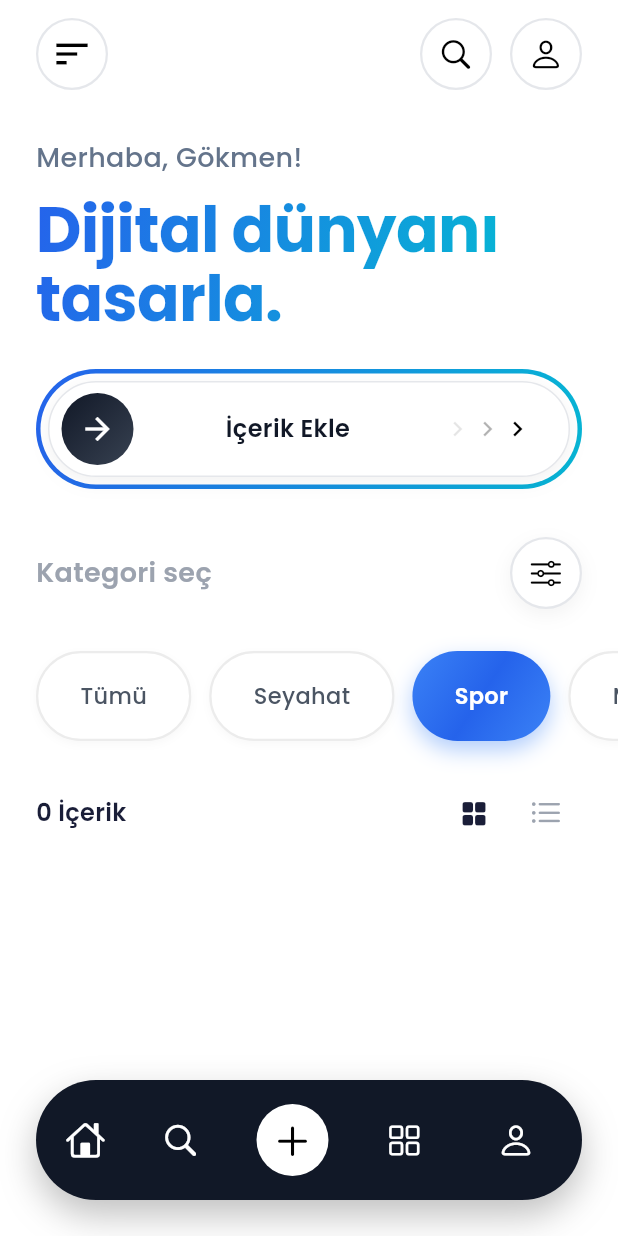
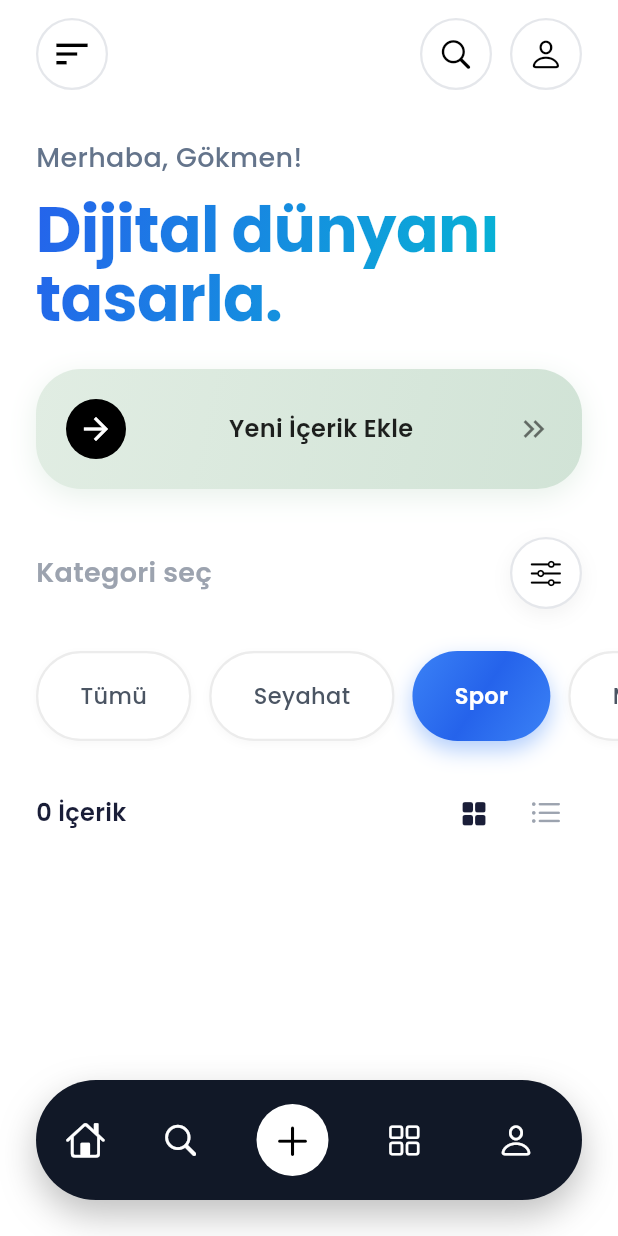
Before and after one commit to gokmenkucuk/somine, a Flutter app: the HomeScreen screen opened directly, after a tap on "Seyahat", after a tap on "Spor", on a phone screen of 412 x 824 dp. Run offline on Flutter 3.47's test engine with Material 3 defaults, Android fonts, the phone set to English and light mode, and no system bars; our stand-ins replace animate_do, cached_network_image, cloud_firestore, firebase_auth, firebase_core, flutter_riverpod and 2 more; missing offline and left inert: receive_sharing_intent; accounts and stored records are empty; network calls fail; statements that could not run were skipped.

Commit message:
Update 'İçerik Ekle' button with new Green Gradient design

```diff
--- a/lib/screens/home_screen.dart
+++ b/lib/screens/home_screen.dart
@@ -285,155 +285,74 @@ class _HomeScreenState extends State<HomeScreen> {
                               FadeInUp(
                                 delay: const Duration(milliseconds: 600),
                                 child: Container(
-                                  width: double.infinity,
-                                  height:
-                                      80, // Increased height to accommodate padding
-                                  padding: const EdgeInsets.all(
-                                    3,
-                                  ), // Border thickness
+                                  height: 80, // Biraz daha yüksek ve gösterişli
                                   decoration: BoxDecoration(
-                                    // Gradient Border
+                                    // O referans görseldeki tatlı yeşil gradyan
                                     gradient: const LinearGradient(
                                       colors: [
-                                        Color(0xFF2563EB), // Blue 600
-                                        Color(0xFF06B6D4), // Cyan 500
+                                        Color(0xFFE1EDE3),
+                                        Color(0xFFD1E3D6),
                                       ],
                                       begin: Alignment.topLeft,
                                       end: Alignment.bottomRight,
                                     ),
                                     borderRadius: BorderRadius.circular(
-                                      40,
-                                    ), // Larger Radius
-                                  ),
-                                  child: Container(
-                                    padding: const EdgeInsets.all(
-                                      5,
-                                    ), // Inner Padding (Gap)
-                                    decoration: BoxDecoration(
-                                      color: Colors.white,
-                                      borderRadius: BorderRadius.circular(
-                                        37,
-                                      ), // Adjusted radius
-                                    ),
-                                    child: Container(
-                                      // Inner Button Container
-                                      width: double.infinity,
-                                      height: 64,
-                                      decoration: BoxDecoration(
-                                        color:
-                                            Colors
-                                                .white, // Inner White Background
-                                        borderRadius: BorderRadius.circular(32),
-                                        border: Border.all(
-                                          color: const Color(0xFFE5E7EB),
-                                          width: 1,
-                                        ), // Inner Border
+                                      30,
+                                    ), // Daha yuvarlak
                                     boxShadow: [
                                       BoxShadow(
-                                            color: Colors.black.withValues(
-                                              alpha: 0.05,
-                                            ),
-                                            blurRadius: 10,
-                                            offset: const Offset(0, 4),
+                                        color: const Color(
+                                          0xFFD1E3D6,
+                                        ).withValues(alpha: 0.5),
+                                        blurRadius: 15,
+                                        offset: const Offset(0, 5),
                                       ),
                                     ],
                                   ),
                                   child: Material(
                                     color: Colors.transparent,
                                     child: InkWell(
-                                          onTap: () {},
-                                          borderRadius: BorderRadius.circular(
-                                            32,
+                                      onTap: () {
+                                        // Add content action
+                                      },
+                                      borderRadius: BorderRadius.circular(30),
+                                      child: Row(
+                                        mainAxisAlignment:
+                                            MainAxisAlignment.spaceBetween,
+                                        children: [
+                                          const Padding(
+                                            padding: EdgeInsets.only(
+                                              left: 20.0,
                                             ),
-                                          child: Padding(
-                                            padding: const EdgeInsets.symmetric(
-                                              horizontal: 8.0,
-                                            ),
-                                            child: Row(
-                                              children: [
-                                                // Circular Arrow Button (Gradient)
-                                                Container(
-                                                  width: 48,
-                                                  height: 48,
-                                                  decoration:
-                                                      const BoxDecoration(
-                                                        gradient: LinearGradient(
-                                                          colors: [
-                                                            Color(0xFF111827),
-                                                            Color(0xFF374151),
-                                                          ], // Dark Gradient
-                                                          begin:
-                                                              Alignment.topLeft,
-                                                          end:
-                                                              Alignment
-                                                                  .bottomRight,
-                                                        ),
-                                                        shape: BoxShape.circle,
-                                                      ),
-                                                  child: const Icon(
+                                            child: CircleAvatar(
+                                              backgroundColor:
+                                                  Colors
+                                                      .black, // Siyah ikon butonu patlatır
+                                              child: Icon(
                                                 Icons.arrow_forward,
-                                                    color:
-                                                        Colors
-                                                            .white, // White Icon
-                                                    size: 24,
-                                                  ),
-                                                ),
-
-                                                // Text
-                                                Expanded(
-                                                  child: Text(
-                                                    "İçerik Ekle",
-                                                    textAlign: TextAlign.center,
-                                                    style: GoogleFonts.poppins(
-                                                      color: const Color(
-                                                        0xFF111827,
-                                                      ), // Dark Text
-                                                      fontSize: 16,
-                                                      fontWeight:
-                                                          FontWeight.w600,
+                                                color: Colors.white,
                                               ),
                                             ),
                                           ),
-
-                                                // Arrows Indicator (Dark)
-                                                Padding(
-                                                  padding:
-                                                      const EdgeInsets.only(
-                                                        right: 16.0,
+                                          Text(
+                                            "Yeni İçerik Ekle",
+                                            style: GoogleFonts.poppins(
+                                              fontSize: 16,
+                                              fontWeight: FontWeight.w600,
+                                              color: Colors.black87,
                                             ),
-                                                  child: Row(
-                                                    children: [
-                                                      Icon(
-                                                        Icons
-                                                            .keyboard_arrow_right,
-                                                        color: Colors.black
-                                                            .withValues(
-                                                              alpha: 0.1,
                                           ),
-                                                        size: 20,
+                                          const Padding(
+                                            // Sağdaki oklar
+                                            padding: EdgeInsets.only(
+                                              right: 20.0,
                                             ),
-                                                      Icon(
-                                                        Icons
-                                                            .keyboard_arrow_right,
-                                                        color: Colors.black
-                                                            .withValues(
-                                                              alpha: 0.3,
-                                                            ),
-                                                        size: 20,
-                                                      ),
-                                                      const Icon(
-                                                        Icons
-                                                            .keyboard_arrow_right,
-                                                        color: Colors.black,
-                                                        size: 20,
-                                                      ),
-                                                    ],
+                                            child: Icon(
+                                              Icons.keyboard_double_arrow_right,
+                                              color: Colors.black54,
                                             ),
                                           ),
                                         ],
-                                            ),
-                                          ),
-                                        ),
                                       ),
                                     ),
                                   ),
--- a/lib/screens/login_screen.dart
+++ b/lib/screens/login_screen.dart
@@ -113,7 +113,8 @@ class _LoginScreenState extends ConsumerState<LoginScreen> {
 
                       // Apple Button (iOS/Mac için)
                       if (Theme.of(context).platform == TargetPlatform.iOS ||
-                          Theme.of(context).platform == TargetPlatform.macOS) ...[
+                          Theme.of(context).platform ==
+                              TargetPlatform.macOS) ...[
                         _SocialButton(
                           onPressed: _signInWithApple,
                           icon: Icons.apple,
@@ -235,10 +236,7 @@ class _ShimmerSloganState extends State<_ShimmerSlogan>
           child: ShaderMask(
             shaderCallback:
                 (bounds) => const LinearGradient(
-                  colors: [
-                    Color(0xFF2563EB),
-                    Color(0xFF06B6D4),
-                  ],
+                  colors: [Color(0xFF2563EB), Color(0xFF06B6D4)],
                   begin: Alignment.topLeft,
                   end: Alignment.bottomRight,
                 ).createShader(bounds),
@@ -295,9 +293,10 @@ class _SocialButton extends StatelessWidget {
         borderRadius: BorderRadius.circular(DesignTokens.radiusXL),
         boxShadow: hasShadow ? DesignTokens.shadowSM : null,
         // Eğer beyaz zemin üstünde beyaz buton ise, çok hafif gri bir sınır çizgisi ekle
-        border: useBorderOnWhite
-            ? Border.all(color: Colors.grey.shade200)
-            : Border.all(color: Colors.transparent),
+        border:
+            useBorderOnWhite
+                ? Border.all(color: Colors.grey.shade200)
+                : Border.all(color: Colors.transparent),
       ),
       child: Material(
         color: Colors.transparent,
--- a/lib/screens/profile_screen.dart
+++ b/lib/screens/profile_screen.dart
@@ -77,7 +77,10 @@ class _ProfileScreenState extends State<ProfileScreen> {
                               decoration: BoxDecoration(
                                 shape: BoxShape.circle,
                                 gradient: const LinearGradient(
-                                  colors: [Color(0xFF2563EB), Color(0xFF06B6D4)],
+                                  colors: [
+                                    Color(0xFF2563EB),
+                                    Color(0xFF06B6D4),
+                                  ],
                                   begin: Alignment.topLeft,
                                   end: Alignment.bottomRight,
                                 ),
@@ -117,7 +120,9 @@ class _ProfileScreenState extends State<ProfileScreen> {
                             ),
                             const SizedBox(height: 8),
                             Padding(
-                              padding: const EdgeInsets.symmetric(horizontal: 20),
+                              padding: const EdgeInsets.symmetric(
+                                horizontal: 20,
+                              ),
                               child: Text(
                                 "Dijital dünyayı tasarlayan, minimalizmi seven ve detaylara önem veren bir tasarımcı.",
                                 textAlign: TextAlign.center,
@@ -283,15 +288,15 @@ class _ProfileScreenState extends State<ProfileScreen> {
                 child: CachedNetworkImage(
                   imageUrl: _userImages[index],
                   fit: BoxFit.cover,
-                  placeholder: (context, url) => Container(
-                    height: 200,
-                    color: Colors.grey[100],
-                  ),
-                  errorWidget: (context, url, error) => Container(
-                    height: 200,
-                    color: Colors.grey[200],
-                    child: const Icon(Icons.error),
-                  ),
+                  placeholder:
+                      (context, url) =>
+                          Container(height: 200, color: Colors.grey[100]),
+                  errorWidget:
+                      (context, url, error) => Container(
+                        height: 200,
+                        color: Colors.grey[200],
+                        child: const Icon(Icons.error),
+                      ),
                 ),
               ),
             ),
@@ -314,11 +319,12 @@ class _SliverAppBarDelegate extends SliverPersistentHeaderDelegate {
   double get maxExtent => _tabBar.preferredSize.height;
 
   @override
-  Widget build(BuildContext context, double shrinkOffset, bool overlapsContent) {
-    return Container(
-      color: Colors.white,
-      child: _tabBar,
-    );
+  Widget build(
+    BuildContext context,
+    double shrinkOffset,
+    bool overlapsContent,
+  ) {
+    return Container(color: Colors.white, child: _tabBar);
   }
 
   @override
```
Also changed, not shown: lib/screens/category_manager_screen.dart (+15 -3 lines). Lines whose indentation alone changed are shown as unchanged.
